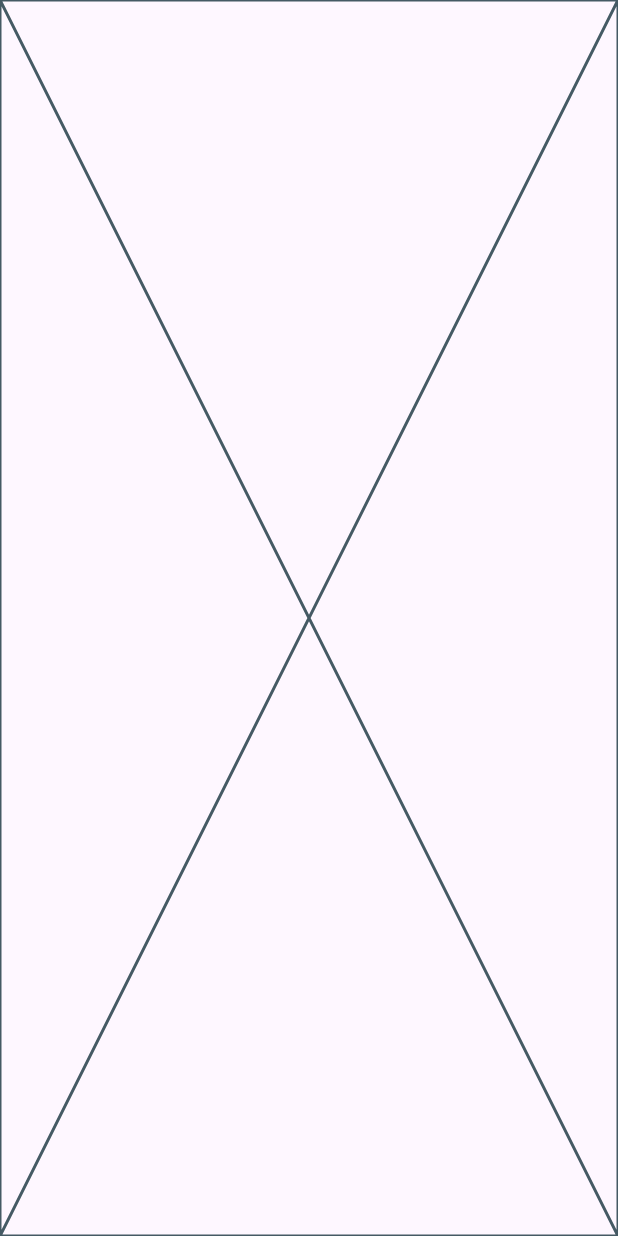
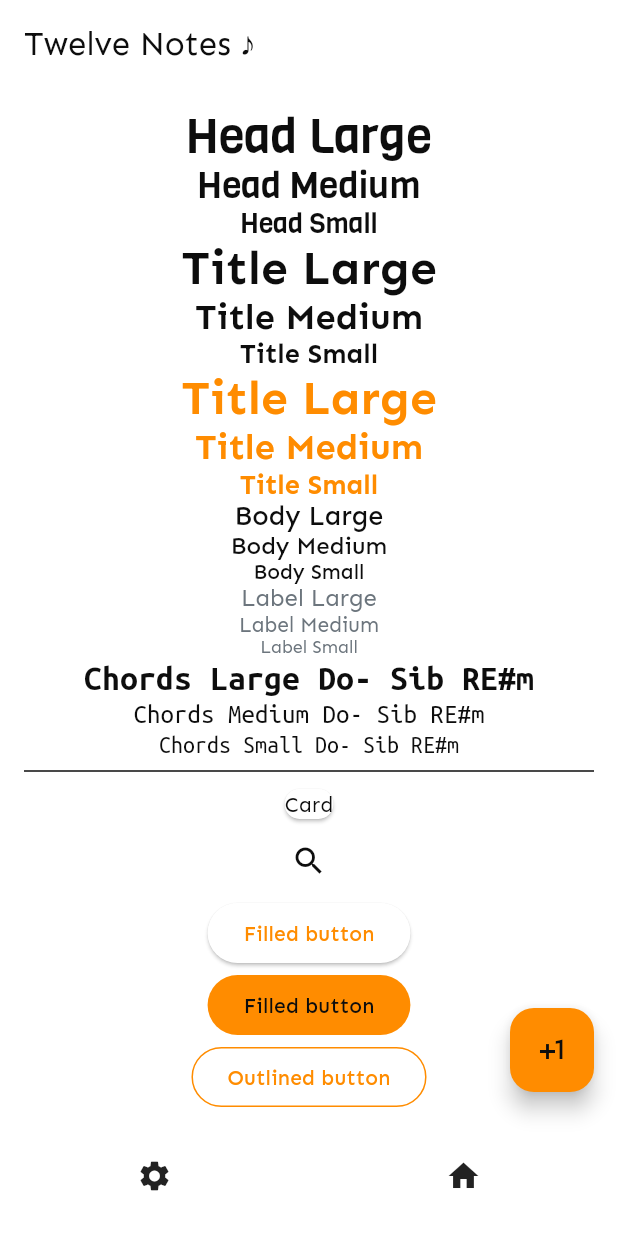
Before and after one commit to VinRu5/twelve_notes, a Flutter app: the screen it shows after launch, on a phone screen of 412 x 824 dp. Run offline on Flutter 3.47's test engine with Material 3 defaults, Android fonts, the phone set to English and light mode, and no system bars.

Commit message:
style: colors theme and text style

```diff
--- a/lib/src/app.dart
+++ b/lib/src/app.dart
@@ -1,4 +1,6 @@
 import 'package:flutter/material.dart';
+import 'package:twelve_notes/src/theme/mockup_widget.dart';
+import 'package:twelve_notes/src/theme/twelve_theme.dart';
 
 class App extends StatelessWidget {
   const App({super.key});
@@ -6,8 +8,8 @@ class App extends StatelessWidget {
   @override
   Widget build(BuildContext context) => MaterialApp(
         title: 'Twelve Notes',
-        home: Scaffold(
-          body: Placeholder(),
-        ),
+        theme: TwelveTheme.light(context),
+        darkTheme: TwelveTheme.dark(context),
+        home: MockupWidget(),
       );
 }
--- /dev/null
+++ b/lib/src/theme/mockup_widget.dart
@@ -0,0 +1,162 @@
+import 'package:flutter/material.dart';
+import 'package:twelve_notes/src/theme/twelve_typography.dart';
+
+class MockupWidget extends StatefulWidget {
+  const MockupWidget({super.key});
+
+  @override
+  State<MockupWidget> createState() => _MockupWidgetState();
+}
+
+class _MockupWidgetState extends State<MockupWidget> {
+  @override
+  Widget build(BuildContext context) => Scaffold(
+        appBar: AppBar(
+          title: Text('Twelve Notes ♪'),
+        ),
+        floatingActionButton: FloatingActionButton(
+          onPressed: () {},
+          child: Icon(Icons.plus_one),
+        ),
+        body: SafeArea(
+          child: SingleChildScrollView(
+            padding: const EdgeInsets.all(16),
+            child: Column(
+              children: [
+                Text(
+                  'Head Large',
+                  style: Theme.of(context).extension<TwelveTypographyExtension>()!.headlineLarge,
+                ),
+                Text(
+                  'Head Medium',
+                  style: Theme.of(context).extension<TwelveTypographyExtension>()!.headlineMedium,
+                ),
+                Text(
+                  'Head Small',
+                  style: Theme.of(context).extension<TwelveTypographyExtension>()!.headlineSmall,
+                ),
+                Text(
+                  'Title Large',
+                  style: Theme.of(context).extension<TwelveTypographyExtension>()!.titleLarge,
+                ),
+                Text(
+                  'Title Medium',
+                  style: Theme.of(context).extension<TwelveTypographyExtension>()!.titleMedium,
+                ),
+                Text(
+                  'Title Small',
+                  style: Theme.of(context).extension<TwelveTypographyExtension>()!.titleSmall,
+                ),
+                Text(
+                  'Title Large',
+                  style: Theme.of(context).extension<TwelveTypographyExtension>()!.titleColorLarge,
+                ),
+                Text(
+                  'Title Medium',
+                  style: Theme.of(context).extension<TwelveTypographyExtension>()!.titleColorMedium,
+                ),
+                Text(
+                  'Title Small',
+                  style: Theme.of(context).extension<TwelveTypographyExtension>()!.titleColorSmall,
+                ),
+                Text(
+                  'Body Large',
+                  style: Theme.of(context).extension<TwelveTypographyExtension>()!.bodyLarge,
+                ),
+                Text(
+                  'Body Medium',
+                  style: Theme.of(context).extension<TwelveTypographyExtension>()!.bodyMedium,
+                ),
+                Text(
+                  'Body Small',
+                  style: Theme.of(context).extension<TwelveTypographyExtension>()!.bodySmall,
+                ),
+                Text(
+                  'Label Large',
+                  style: Theme.of(context).extension<TwelveTypographyExtension>()!.labelLarge,
+                ),
+                Text(
+                  'Label Medium',
+                  style: Theme.of(context).extension<TwelveTypographyExtension>()!.labelMedium,
+                ),
+                Text(
+                  'Label Small',
+                  style: Theme.of(context).extension<TwelveTypographyExtension>()!.labelSmall,
+                ),
+                Text(
+                  'Chords Large Do- Sib RE#m',
+                  style: Theme.of(context).extension<TwelveTypographyExtension>()!.chordLarge,
+                ),
+                Text(
+                  'Chords Medium Do- Sib RE#m',
+                  style: Theme.of(context).extension<TwelveTypographyExtension>()!.chordMedium,
+                ),
+                Text(
+                  'Chords Small Do- Sib RE#m',
+                  style: Theme.of(context).extension<TwelveTypographyExtension>()!.chordSmall,
+                ),
+                Divider(),
+                Card(
+                  child: Text('Card'),
+                ),
+                IconButton(
+                  onPressed: () {},
+                  icon: Icon(Icons.search),
+                ),
+                ElevatedButton(
+                  onPressed: () {},
+                  child: Text('Filled button'),
+                ),
+                FilledButton(
+                  onPressed: () {},
+                  child: Text('Filled button'),
+                ),
+                OutlinedButton(
+                  onPressed: () {},
+                  child: Text('Outlined button'),
+                ),
+                TextButton(
+                  onPressed: () {},
+                  child: Text('Text button'),
+                ),
+                TextField(),
+                TextField(
+                  maxLines: 20,
+                ),
+                SearchAnchor.bar(
+                  // builder: (context, controller) => Text('Serach'),
+                  suggestionsBuilder: (context, controller) => [Text('Serach')],
+                ),
+                ListTile(
+                  title: Text('title'),
+                ),
+                Chip(label: Text('label')),
+                Badge(
+                  child: Text('badge'),
+                ),
+                Switch(value: true, onChanged: (value) {}),
+                Checkbox(value: true, onChanged: (value) {}),
+                Radio(
+                  value: RadioEnum.first,
+                  groupValue: RadioEnum.values,
+                  onChanged: (value) {},
+                )
+              ],
+            ),
+          ),
+        ),
+        bottomNavigationBar: NavigationBar(
+          onDestinationSelected: (index) {},
+          selectedIndex: 1,
+          destinations: [
+            Icon(Icons.settings),
+            Icon(Icons.home),
+          ],
+        ),
+      );
+}
+
+enum RadioEnum {
+  first,
+  second;
+}
--- /dev/null
+++ b/lib/src/theme/twelve_colors.dart
@@ -0,0 +1,18 @@
+import 'package:flutter/material.dart';
+
+class TwelveColors {
+  TwelveColors._();
+
+  static const primary = Color(0xFFFF8C00);
+  static const secondaryLight = Color(0xFF8BD3DD);
+  static const secondaryDark = Color(0xFF8546F0);
+  static const bgLight = Color(0xFFEFF0F3);
+  static const bgDark = Color(0xFF222831);
+  static const textLight = Color(0xFF0D0D0D);
+  static const textDark = Color(0xFFEEEEEE);
+  static const textLabelLight = Color(0xFF6c757d);
+  static const textLabelDark = Color(0xFFadb5bd);
+  static const error = Color(0xFFE16162);
+  static const surfaceLight = Color(0xFFFFFFFF);
+  static const surfaceDark = Color(0xFF393E46);
+}
--- /dev/null
+++ b/lib/src/theme/twelve_theme.dart
@@ -0,0 +1,55 @@
+import 'package:flutter/material.dart';
+import 'package:twelve_notes/src/theme/twelve_colors.dart';
+import 'package:twelve_notes/src/theme/twelve_typography.dart';
+
+class TwelveTheme {
+  TwelveTheme._();
+
+  static ThemeData light(BuildContext context) => ThemeData(
+        brightness: Brightness.light,
+        extensions: [
+          TwelveTypographyExtension(Brightness.light),
+        ],
+        colorScheme: _colorSchemeLight,
+        fontFamily: 'Sen',
+      );
+
+  static ThemeData dark(BuildContext context) => ThemeData(
+        brightness: Brightness.dark,
+        extensions: [
+          TwelveTypographyExtension(Brightness.dark),
+        ],
+        colorScheme: _colorSchemeDark,
+        fontFamily: 'Sen',
+      );
+
+  static const _colorSchemeLight = ColorScheme(
+    brightness: Brightness.light,
+    primary: TwelveColors.primary,
+    onPrimary: TwelveColors.textLight,
+    secondary: TwelveColors.secondaryLight,
+    onSecondary: TwelveColors.textLight,
+    error: TwelveColors.error,
+    onError: TwelveColors.textDark,
+    background: TwelveColors.bgLight,
+    onBackground: TwelveColors.textLight,
+    surface: TwelveColors.surfaceLight,
+    onSurface: TwelveColors.textLight,
+    outline: TwelveColors.primary,
+  );
+
+  static const _colorSchemeDark = ColorScheme(
+    brightness: Brightness.dark,
+    primary: TwelveColors.primary,
+    onPrimary: TwelveColors.textLight,
+    secondary: TwelveColors.secondaryDark,
+    onSecondary: TwelveColors.textDark,
+    error: TwelveColors.error,
+    onError: TwelveColors.textDark,
+    background: TwelveColors.bgDark,
+    onBackground: TwelveColors.textDark,
+    surface: TwelveColors.surfaceDark,
+    onSurface: TwelveColors.textDark,
+    outline: TwelveColors.primary,
+  );
+}
--- /dev/null
+++ b/lib/src/theme/twelve_typography.dart
@@ -0,0 +1,239 @@
+import 'package:flutter/material.dart';
+import 'package:twelve_notes/src/theme/twelve_colors.dart';
+
+class TwelveTypographyExtension extends ThemeExtension<TwelveTypographyExtension> {
+  TwelveTypographyExtension(
+    this.brightness, {
+    this.headlineLarge = const TextStyle(
+      fontFamily: 'Viga',
+      fontSize: 32,
+      height: 38 / 32,
+      letterSpacing: 0,
+    ),
+    this.headlineMedium = const TextStyle(
+      fontFamily: 'Viga',
+      fontSize: 24,
+      height: 28 / 24,
+      letterSpacing: 0,
+    ),
+    this.headlineSmall = const TextStyle(
+      fontFamily: 'Viga',
+      fontSize: 18,
+      height: 21 / 18,
+      letterSpacing: 0,
+    ),
+    this.titleLarge = const TextStyle(
+      fontWeight: FontWeight.bold,
+      fontSize: 32,
+      height: 38 / 32,
+      letterSpacing: 0,
+    ),
+    this.titleMedium = const TextStyle(
+      fontWeight: FontWeight.bold,
+      fontSize: 24,
+      height: 28 / 24,
+      letterSpacing: 0,
+    ),
+    this.titleSmall = const TextStyle(
+      fontWeight: FontWeight.bold,
+      fontSize: 18,
+      height: 21 / 18,
+      letterSpacing: 0,
+    ),
+    this.titleColorLarge = const TextStyle(
+      fontWeight: FontWeight.bold,
+      color: TwelveColors.primary,
+      fontSize: 32,
+      height: 38 / 32,
+      letterSpacing: 0,
+    ),
+    this.titleColorMedium = const TextStyle(
+      fontWeight: FontWeight.bold,
+      color: TwelveColors.primary,
+      fontSize: 24,
+      height: 28 / 24,
+      letterSpacing: 0,
+    ),
+    this.titleColorSmall = const TextStyle(
+      fontWeight: FontWeight.bold,
+      color: TwelveColors.primary,
+      fontSize: 18,
+      height: 21 / 18,
+      letterSpacing: 0,
+    ),
+    this.bodyLarge = const TextStyle(
+      fontWeight: FontWeight.w500,
+      fontSize: 18,
+      height: 21 / 18,
+      letterSpacing: 0,
+    ),
+    this.bodyMedium = const TextStyle(
+      fontWeight: FontWeight.w500,
+      fontSize: 16,
+      height: 19 / 16,
+      letterSpacing: 0,
+    ),
+    this.bodySmall = const TextStyle(
+      fontWeight: FontWeight.w500,
+      fontSize: 14,
+      height: 16 / 14,
+      letterSpacing: 0,
+    ),
+    TextStyle? labelLarge,
+    TextStyle? labelMedium,
+    TextStyle? labelSmall,
+    this.chordLarge = const TextStyle(
+      fontFamily: 'UbuntuMono',
+      fontWeight: FontWeight.w700,
+      fontSize: 24,
+      height: 28 / 24,
+      letterSpacing: 0,
+    ),
+    this.chordMedium = const TextStyle(
+      fontWeight: FontWeight.w400,
+      fontFamily: 'UbuntuMono',
+      fontSize: 18,
+      height: 21 / 18,
+      letterSpacing: 0,
+    ),
+    this.chordSmall = const TextStyle(
+      fontFamily: 'UbuntuMono',
+      fontWeight: FontWeight.w500,
+      fontSize: 16,
+      height: 19 / 16,
+      letterSpacing: 0,
+    ),
+    this.buttonText = const TextStyle(
+      fontSize: 18,
+      height: 21 / 18,
+      letterSpacing: 0,
+    ),
+  })  : labelLarge = TextStyle(
+          color: brightness == Brightness.light
+              ? TwelveColors.textLabelLight
+              : TwelveColors.textLabelDark,
+          fontSize: 16,
+          height: 19 / 16,
+          letterSpacing: 0,
+        ),
+        labelMedium = TextStyle(
+          color: brightness == Brightness.light
+              ? TwelveColors.textLabelLight
+              : TwelveColors.textLabelDark,
+          fontSize: 14,
+          height: 16 / 14,
+          letterSpacing: 0,
+        ),
+        labelSmall = TextStyle(
+          color: brightness == Brightness.light
+              ? TwelveColors.textLabelLight
+              : TwelveColors.textLabelDark,
+          fontSize: 12,
+          height: 14 / 12,
+          letterSpacing: 0,
+        );
+
+  // /// The overall brightness of this text theme extension.
+  final Brightness brightness;
+  final TextStyle headlineLarge;
+  final TextStyle headlineMedium;
+  final TextStyle headlineSmall;
+
+  final TextStyle titleLarge;
+  final TextStyle titleMedium;
+  final TextStyle titleSmall;
+
+  final TextStyle titleColorLarge;
+  final TextStyle titleColorMedium;
+  final TextStyle titleColorSmall;
+
+  final TextStyle bodyLarge;
+  final TextStyle bodyMedium;
+  final TextStyle bodySmall;
+
+  final TextStyle labelLarge;
+  final TextStyle labelMedium;
+  final TextStyle labelSmall;
+
+  final TextStyle chordLarge;
+  final TextStyle chordMedium;
+  final TextStyle chordSmall;
+
+  final TextStyle buttonText;
+
+  @override
+  TwelveTypographyExtension copyWith({
+    TextStyle? headlineLarge,
+    TextStyle? headlineMedium,
+    TextStyle? headlineSmall,
+    TextStyle? titleLarge,
+    TextStyle? titleMedium,
+    TextStyle? titleSmall,
+    TextStyle? titleColorLarge,
+    TextStyle? titleColorMedium,
+    TextStyle? titleColorSmall,
+    TextStyle? buttonText,
+    TextStyle? bodyLarge,
+    TextStyle? bodyMedium,
+    TextStyle? bodySmall,
+    TextStyle? labelLarge,
+    TextStyle? labelMedium,
+    TextStyle? labelSmall,
+    TextStyle? chordLarge,
+    TextStyle? chordMedium,
+    TextStyle? chordSmall,
+  }) {
+    return TwelveTypographyExtension(
+      brightness,
+      headlineLarge: headlineLarge ?? this.headlineLarge,
+      headlineMedium: headlineMedium ?? this.headlineMedium,
+      headlineSmall: headlineSmall ?? this.headlineSmall,
+      titleLarge: titleLarge ?? this.titleLarge,
+      titleMedium: titleMedium ?? this.titleMedium,
+      titleSmall: titleSmall ?? this.titleSmall,
+      titleColorLarge: titleColorLarge ?? this.titleColorLarge,
+      titleColorMedium: titleColorMedium ?? this.titleColorMedium,
+      titleColorSmall: titleColorSmall ?? this.titleColorSmall,
+      buttonText: buttonText ?? this.buttonText,
+      bodyLarge: bodyLarge ?? this.bodyLarge,
+      bodyMedium: bodyMedium ?? this.bodyMedium,
+      bodySmall: bodySmall ?? this.bodySmall,
+      labelLarge: labelLarge ?? this.labelLarge,
+      labelMedium: labelMedium ?? this.labelMedium,
+      labelSmall: labelSmall ?? this.labelSmall,
+      chordLarge: chordLarge ?? this.chordLarge,
+      chordMedium: chordMedium ?? this.chordMedium,
+      chordSmall: chordSmall ?? this.chordSmall,
+    );
+  }
+
+  @override
+  TwelveTypographyExtension lerp(
+      covariant ThemeExtension<TwelveTypographyExtension>? other, double t) {
+    if (other is! TwelveTypographyExtension) {
+      return this;
+    }
+    return TwelveTypographyExtension(
+      brightness,
+      headlineLarge: TextStyle.lerp(headlineLarge, other.headlineLarge, t)!,
+      headlineMedium: TextStyle.lerp(headlineMedium, other.headlineMedium, t)!,
+      headlineSmall: TextStyle.lerp(headlineSmall, other.headlineSmall, t)!,
+      titleLarge: TextStyle.lerp(titleLarge, other.titleLarge, t)!,
+      titleMedium: TextStyle.lerp(titleMedium, other.titleMedium, t)!,
+      titleSmall: TextStyle.lerp(titleSmall, other.titleSmall, t)!,
+      titleColorLarge: TextStyle.lerp(titleColorLarge, other.titleColorLarge, t)!,
+      titleColorMedium: TextStyle.lerp(titleColorMedium, other.titleColorMedium, t)!,
+      titleColorSmall: TextStyle.lerp(titleColorSmall, other.titleColorSmall, t)!,
+      buttonText: TextStyle.lerp(buttonText, other.buttonText, t)!,
+      bodyLarge: TextStyle.lerp(bodyLarge, other.bodyLarge, t)!,
+      bodyMedium: TextStyle.lerp(bodyMedium, other.bodyMedium, t)!,
+      bodySmall: TextStyle.lerp(bodySmall, other.bodySmall, t)!,
+      labelLarge: TextStyle.lerp(labelLarge, other.labelLarge, t)!,
+      labelMedium: TextStyle.lerp(labelMedium, other.labelMedium, t)!,
+      labelSmall: TextStyle.lerp(labelSmall, other.labelSmall, t)!,
+      chordLarge: TextStyle.lerp(chordLarge, other.chordLarge, t)!,
+      chordMedium: TextStyle.lerp(chordMedium, other.chordMedium, t)!,
+      chordSmall: TextStyle.lerp(chordSmall, other.chordSmall, t)!,
+    );
+  }
+}
```
